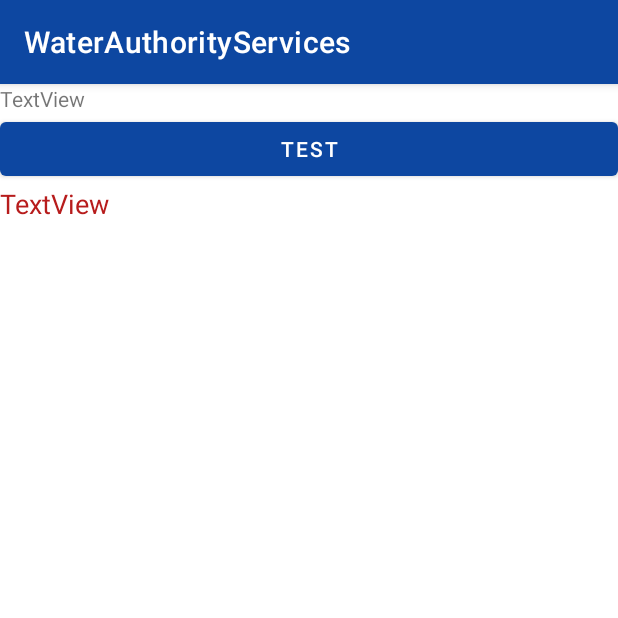
After one commit to baselmjnad/WaterAuthorityServices, an Android app: the AttachSubscriptions screen opened directly, with no data from a screen before it, on a phone screen of 412 x 824 dp, the top half of it. The commit adds this screen. Run offline under Robolectric (Android 15) with nearby library versions, the phone set to English and light mode, and no system bars; 1 statement that could not run was skipped.

Commit message:
user services buttons done

```diff
--- a/app/src/main/AndroidManifest.xml
+++ b/app/src/main/AndroidManifest.xml
@@ -15,6 +15,9 @@
         android:supportsRtl="true"
         android:theme="@style/Theme.WaterAuthorityServices"
         tools:targetApi="31">
+        <activity
+            android:name=".AttachSubscriptions"
+            android:exported="false" />
         <activity
             android:name=".MySubscriptions"
             android:exported="false" />
--- /dev/null
+++ b/app/src/main/java/com/example/waterauthorityservices/AttachSubscriptions.java
@@ -0,0 +1,74 @@
+package com.example.waterauthorityservices;
+
+import androidx.annotation.NonNull;
+import androidx.appcompat.app.AppCompatActivity;
+
+import android.content.Intent;
+import android.os.Bundle;
+import android.view.View;
+import android.widget.TextView;
+
+import com.google.gson.Gson;
+
+import java.io.IOException;
+
+import Classes.Consumer;
+import Classes.Subscription;
+import okhttp3.Call;
+import okhttp3.Callback;
+import okhttp3.OkHttpClient;
+import okhttp3.Request;
+import okhttp3.Response;
+
+public class AttachSubscriptions extends AppCompatActivity {
+    String userName, userId;
+    TextView tvAttachWelcome,tvAttachError;
+
+    @Override
+    protected void onCreate(Bundle savedInstanceState) {
+        super.onCreate(savedInstanceState);
+        setContentView(R.layout.activity_attach_subscriptions);
+
+        tvAttachWelcome = findViewById(R.id.tvAttachWelcome);
+        tvAttachError = findViewById(R.id.tvAttachError);
+        Intent t = getIntent();
+        userName = t.getStringExtra("userName");
+        userId = t.getStringExtra("userId");
+        tvAttachWelcome.setText("Welcome " + userName.toUpperCase());
+
+    }
+
+    public void Test(View view) {
+        Gson gson = new Gson();
+        OkHttpClient client = new OkHttpClient();
+        Request request = new Request.Builder()
+                .url("http://www.wcs-api.somee.com/subscription/getWithConsumer/7")
+                .build();
+        client.newCall(request).enqueue(new Callback() {
+            @Override
+            public void onFailure(@NonNull Call call, @NonNull IOException e) {
+                tvAttachError.setText("failed to connect to api");
+            }
+
+            @Override
+            public void onResponse(@NonNull Call call, @NonNull Response response) throws IOException {
+
+                if (response.isSuccessful()) {
+                    String res = response.body().string();
+                    Subscription subscription = gson.fromJson(res, Subscription.class);
+                    AttachSubscriptions.this.runOnUiThread(new Runnable() {
+                        @Override
+                        public void run() {
+                            tvAttachError.setText(subscription.consumer.consumerName);
+                        }
+                    });
+
+
+                } else {
+                    tvAttachError.setText("System Error");
+                }
+            }
+        });
+
+    }
+}
--- /dev/null
+++ b/app/src/main/res/layout/activity_attach_subscriptions.xml
@@ -0,0 +1,30 @@
+<?xml version="1.0" encoding="utf-8"?>
+<LinearLayout xmlns:android="http://schemas.android.com/apk/res/android"
+    xmlns:app="http://schemas.android.com/apk/res-auto"
+    xmlns:tools="http://schemas.android.com/tools"
+    android:layout_width="match_parent"
+    android:layout_height="match_parent"
+    android:orientation="vertical"
+    tools:context=".AttachSubscriptions">
+
+    <TextView
+        android:id="@+id/tvAttachWelcome"
+        android:layout_width="match_parent"
+        android:layout_height="wrap_content"
+        android:text="TextView" />
+
+    <Button
+        android:id="@+id/button3"
+        android:layout_width="match_parent"
+        android:layout_height="wrap_content"
+        android:onClick="Test"
+        android:text="Test" />
+
+    <TextView
+        android:id="@+id/tvAttachError"
+        android:layout_width="match_parent"
+        android:layout_height="wrap_content"
+        android:text="TextView"
+        android:textColor="#B71C1C"
+        android:textSize="18dp" />
+</LinearLayout>
--- a/app/src/main/res/layout/activity_user.xml
+++ b/app/src/main/res/layout/activity_user.xml
@@ -40,6 +40,7 @@
                     android:layout_width="130dp"
                     android:layout_height="130dp"
                     android:layout_marginRight="25dp"
+                    android:onClick="GotoAttachSubscriptions"
                     app:icon="@drawable/twotone_move_down_24"
                     app:iconGravity="textStart"
                     app:iconSize="60dp" />
@@ -198,7 +199,7 @@
                     android:layout_width="wrap_content"
                     android:layout_height="wrap_content"
                     android:layout_gravity="center"
-                    android:text="Requests istatus" />
+                    android:text="Requests Status" />
             </LinearLayout>
 
         </LinearLayout>
```
Also changed, not shown: app/src/main/java/Classes/Consumer.java (+14 -2 lines), app/src/main/java/Classes/Helper.java (+5 -5 lines), app/src/main/java/Classes/Subscription.java (added, +71 -0 lines), app/src/main/java/com/example/waterauthorityservices/UserActivity.java (+7 -0 lines).
